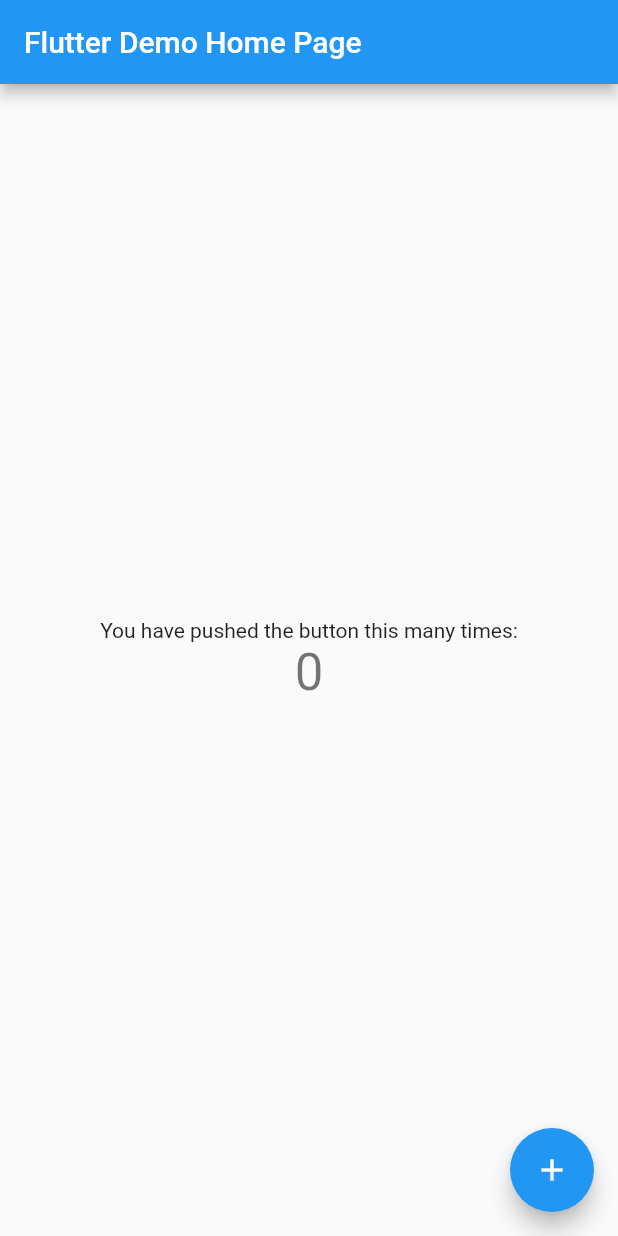
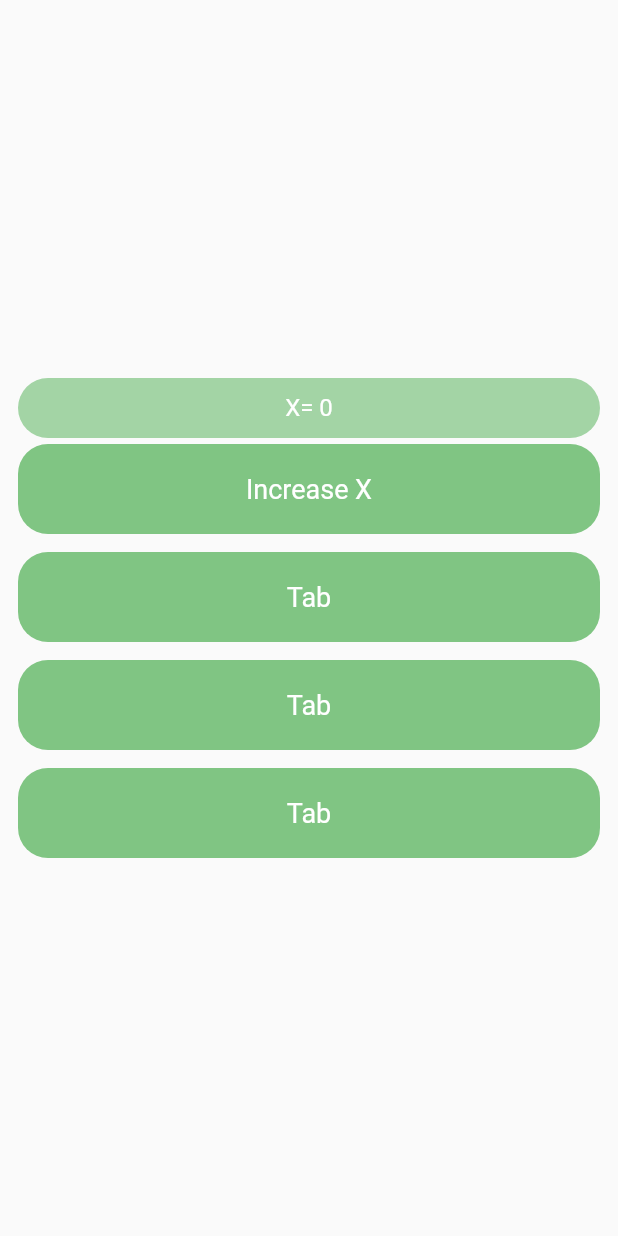
Before and after one commit to milon-dev/flutter_state_management_with_getx, a Flutter app: the screen it shows after launch, on a phone screen of 412 x 824 dp. Run offline on Flutter 3.47's test engine with Material 2 defaults, Android fonts, the phone set to English and light mode, and no system bars; our stand-ins replace get.

Commit message:
GetBuilder with update method.

```diff
--- /dev/null
+++ b/lib/controllers/my_cart_controller.dart
@@ -0,0 +1,6 @@
+import 'package:get/get.dart';
+
+class MyCartController extends GetxController{
+  var books=0.obs;
+
+}
--- /dev/null
+++ b/lib/controllers/tap_controller.dart
@@ -0,0 +1,12 @@
+import 'package:get/get.dart';
+
+class TaPController extends GetxController{
+  int _x=0;
+  int get x=>_x;
+
+  void increaseX(){
+    _x++;
+    update();
+}
+
+}
--- a/lib/main.dart
+++ b/lib/main.dart
@@ -1,4 +1,5 @@
 import 'package:flutter/material.dart';
+import 'package:flutter_state_management_with_getx/views/home_page.dart';
 
 void main() {
   runApp(const MyApp());
@@ -6,110 +7,15 @@ void main() {
 
 class MyApp extends StatelessWidget {
   const MyApp({Key? key}) : super(key: key);
-
-  // This widget is the root of your application.
   @override
   Widget build(BuildContext context) {
     return MaterialApp(
-      title: 'Flutter Demo',
+      title: 'Flutter GetX',
+      debugShowCheckedModeBanner: false,
       theme: ThemeData(
-        // This is the theme of your application.
-        //
-        // Try running your application with "flutter run". You'll see the
-        // application has a blue toolbar. Then, without quitting the app, try
-        // changing the primarySwatch below to Colors.green and then invoke
-        // "hot reload" (press "r" in the console where you ran "flutter run",
-        // or simply save your changes to "hot reload" in a Flutter IDE).
-        // Notice that the counter didn't reset back to zero; the application
-        // is not restarted.
         primarySwatch: Colors.blue,
       ),
-      home: const MyHomePage(title: 'Flutter Demo Home Page'),
+      home:HomePage(),
     );
   }
 }
-
-class MyHomePage extends StatefulWidget {
-  const MyHomePage({Key? key, required this.title}) : super(key: key);
-
-  // This widget is the home page of your application. It is stateful, meaning
-  // that it has a State object (defined below) that contains fields that affect
-  // how it looks.
-
-  // This class is the configuration for the state. It holds the values (in this
-  // case the title) provided by the parent (in this case the App widget) and
-  // used by the build method of the State. Fields in a Widget subclass are
-  // always marked "final".
-
-  final String title;
-
-  @override
-  State<MyHomePage> createState() => _MyHomePageState();
-}
-
-class _MyHomePageState extends State<MyHomePage> {
-  int _counter = 0;
-
-  void _incrementCounter() {
-    setState(() {
-      // This call to setState tells the Flutter framework that something has
-      // changed in this State, which causes it to rerun the build method below
-      // so that the display can reflect the updated values. If we changed
-      // _counter without calling setState(), then the build method would not be
-      // called again, and so nothing would appear to happen.
-      _counter++;
-    });
-  }
-
-  @override
-  Widget build(BuildContext context) {
-    // This method is rerun every time setState is called, for instance as done
-    // by the _incrementCounter method above.
-    //
-    // The Flutter framework has been optimized to make rerunning build methods
-    // fast, so that you can just rebuild anything that needs updating rather
-    // than having to individually change instances of widgets.
-    return Scaffold(
-      appBar: AppBar(
-        // Here we take the value from the MyHomePage object that was created by
-        // the App.build method, and use it to set our appbar title.
-        title: Text(widget.title),
-      ),
-      body: Center(
-        // Center is a layout widget. It takes a single child and positions it
-        // in the middle of the parent.
-        child: Column(
-          // Column is also a layout widget. It takes a list of children and
-          // arranges them vertically. By default, it sizes itself to fit its
-          // children horizontally, and tries to be as tall as its parent.
-          //
-          // Invoke "debug painting" (press "p" in the console, choose the
-          // "Toggle Debug Paint" action from the Flutter Inspector in Android
-          // Studio, or the "Toggle Debug Paint" command in Visual Studio Code)
-          // to see the wireframe for each widget.
-          //
-          // Column has various properties to control how it sizes itself and
-          // how it positions its children. Here we use mainAxisAlignment to
-          // center the children vertically; the main axis here is the vertical
-          // axis because Columns are vertical (the cross axis would be
-          // horizontal).
-          mainAxisAlignment: MainAxisAlignment.center,
-          children: <Widget>[
-            const Text(
-              'You have pushed the button this many times:',
-            ),
-            Text(
-              '$_counter',
-              style: Theme.of(context).textTheme.headline4,
-            ),
-          ],
-        ),
-      ),
-      floatingActionButton: FloatingActionButton(
-        onPressed: _incrementCounter,
-        tooltip: 'Increment',
-        child: const Icon(Icons.add),
-      ), // This trailing comma makes auto-formatting nicer for build methods.
-    );
-  }
-}
--- /dev/null
+++ b/lib/views/home_page.dart
@@ -0,0 +1,129 @@
+import 'package:flutter/material.dart';
+import 'package:flutter_state_management_with_getx/controllers/tap_controller.dart';
+import 'package:get/get.dart';
+
+class HomePage extends StatelessWidget {
+
+  HomePage({Key? key}) : super(key: key);
+
+  TaPController taPController=Get.put(TaPController());
+
+  @override
+  Widget build(BuildContext context) {
+    return Scaffold(
+      body: Container(
+        margin: EdgeInsets.all(12),
+        height: double.maxFinite,
+        width: double.maxFinite,
+        child: Column(
+          mainAxisAlignment: MainAxisAlignment.center,
+          children: [
+            GetBuilder<TaPController>(builder: (controller){
+             return  Container(
+               height: 40,
+               width: double.maxFinite,
+               decoration: BoxDecoration(
+                 color: Colors.green.withOpacity(.50),
+                 borderRadius: BorderRadius.circular(20),
+               ),
+               child: Center(
+                 child: Text(
+                   'X= ${controller.x.toString()}',
+                   style: const TextStyle(
+                     fontSize: 16,
+                     color: Colors.white,
+                   ),
+                 ),
+               ),
+             );
+           }),
+            SizedBox(height: 4),
+            GestureDetector(
+              onTap: ()=>taPController.increaseX(),
+              child:  Container(
+                height: 60,
+                width: double.maxFinite,
+                decoration: BoxDecoration(
+                  color: Colors.green.withOpacity(.70),
+                  borderRadius: BorderRadius.circular(20),
+                ),
+                child: const Center(
+                  child: Text(
+                    'Increase X',
+                    style: TextStyle(
+                      fontSize: 18,
+                      color: Colors.white,
+                    ),
+                  ),
+                ),
+              ),
+            ),
+            SizedBox(height: 12),
+            GestureDetector(
+              onTap: ()=>null,
+              child:  Container(
+                height: 60,
+                width: double.maxFinite,
+                decoration: BoxDecoration(
+                  color: Colors.green.withOpacity(.70),
+                  borderRadius: BorderRadius.circular(20),
+                ),
+                child: Center(
+                  child: Text(
+                    'Tab',
+                    style: TextStyle(
+                      fontSize: 18,
+                      color: Colors.white,
+                    ),
+                  ),
+                ),
+              ),
+            ),
+            SizedBox(height: 12),
+            GestureDetector(
+              onTap: ()=>null,
+              child:  Container(
+                height: 60,
+                width: double.maxFinite,
+                decoration: BoxDecoration(
+                  color: Colors.green.withOpacity(.70),
+                  borderRadius: BorderRadius.circular(20),
+                ),
+                child: Center(
+                  child: Text(
+                    'Tab',
+                    style: TextStyle(
+                      fontSize: 18,
+                      color: Colors.white,
+                    ),
+                  ),
+                ),
+              ),
+            ),
+            SizedBox(height: 12),
+            GestureDetector(
+              onTap: ()=>null,
+              child:  Container(
+                height: 60,
+                width: double.maxFinite,
+                decoration: BoxDecoration(
+                  color: Colors.green.withOpacity(.70),
+                  borderRadius: BorderRadius.circular(20),
+                ),
+                child: Center(
+                  child: Text(
+                    'Tab',
+                    style: TextStyle(
+                      fontSize: 18,
+                      color: Colors.white,
+                    ),
+                  ),
+                ),
+              ),
+            ),
+          ],
+        ),
+      ),
+    );
+  }
+}
--- a/pubspec.yaml
+++ b/pubspec.yaml
@@ -34,6 +34,7 @@ dependencies:
   # The following adds the Cupertino Icons font to your application.
   # Use with the CupertinoIcons class for iOS style icons.
   cupertino_icons: ^1.0.2
+  get: ^4.6.5
 
 dev_dependencies:
   flutter_test:
```
Also changed, not shown: lib/views/my_cart.dart (added, +69 -0 lines), pubspec.lock.
